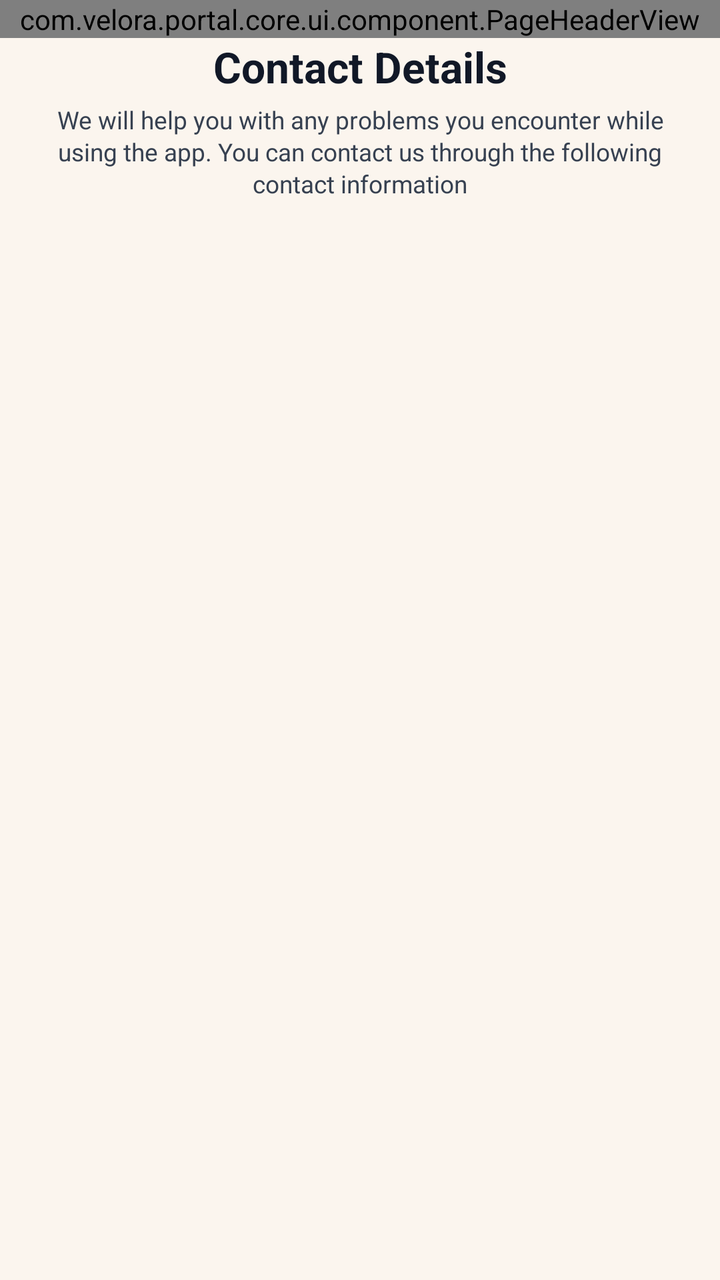
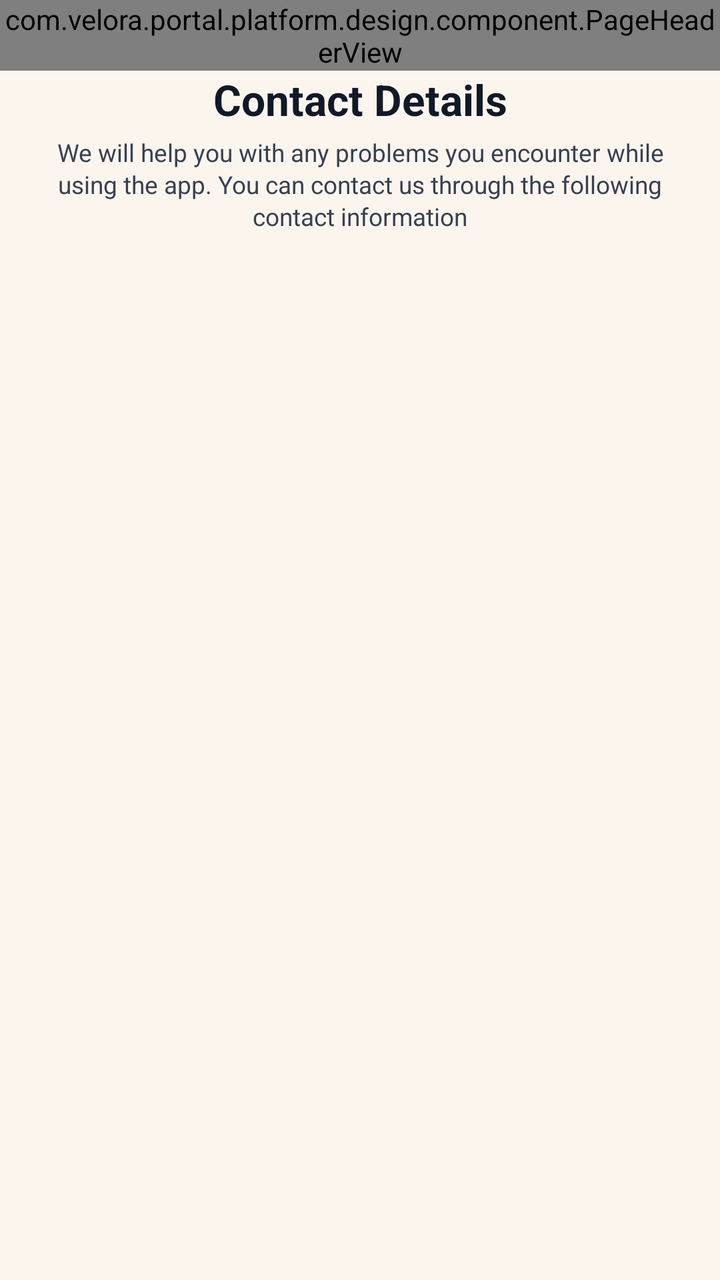

Screens rendered from an Android XML layout before and after an edit, with the pre-edit source and the edit as a unified diff.
<!-- AndroidManifest.xml: application theme MyTheme -->
<!-- res/layout/activity_contacts.xml -->
<?xml version="1.0" encoding="utf-8"?>
<androidx.constraintlayout.widget.ConstraintLayout xmlns:android="http://schemas.android.com/apk/res/android"
    xmlns:app="http://schemas.android.com/apk/res-auto"
    xmlns:tools="http://schemas.android.com/tools"
    android:layout_width="match_parent"
    android:background="@color/page_bg_color1"
    android:layout_height="match_parent">

    <com.velora.portal.core.ui.component.PageHeaderView
        android:id="@+id/titleBar"
        android:layout_width="match_parent"
        android:layout_height="wrap_content"
        app:centerText="@string/contact_us"
        app:layout_constraintTop_toTopOf="parent" />

    <TextView
        android:id="@+id/tvContactTitle"
        android:layout_width="match_parent"
        android:layout_height="wrap_content"
        android:layout_marginHorizontal="@dimen/dp_16"
        android:text="@string/contact_detail"
        android:textColor="@color/text_primary"
        android:textSize="@dimen/sp_24"
        android:gravity="center"
        android:textStyle="bold"
        app:layout_constraintTop_toBottomOf="@id/titleBar" />

    <TextView
        android:id="@+id/tvDesc"
        android:layout_width="match_parent"
        android:layout_height="wrap_content"
        android:layout_marginHorizontal="@dimen/dp_16"
        android:layout_marginTop="@dimen/dp_4"
        android:gravity="center"
        android:lineSpacingExtra="@dimen/dp_2"
        android:text="@string/contact_detail_desc"
        android:textColor="@color/text_body"
        android:textSize="@dimen/sp_14"
        app:layout_constraintTop_toBottomOf="@id/tvContactTitle" />

    <androidx.recyclerview.widget.RecyclerView
        android:id="@+id/rvCustomer"
        android:layout_width="match_parent"
        android:layout_height="0dp"
        android:layout_marginHorizontal="@dimen/dp_16"
        android:layout_marginTop="@dimen/dp_15"
        android:orientation="vertical"
        android:overScrollMode="never"
        app:layoutManager="androidx.recyclerview.widget.LinearLayoutManager"
        app:layout_constraintBottom_toBottomOf="parent"
        app:layout_constraintTop_toBottomOf="@id/tvDesc"
        tools:itemCount="2"
        tools:listitem="@layout/item_contact_way" />
</androidx.constraintlayout.widget.ConstraintLayout>
<!-- res/layout/item_contact_way.xml (included above) -->
<?xml version="1.0" encoding="utf-8"?>
<com.velora.portal.core.ui.component.StyledConstraintLayout xmlns:android="http://schemas.android.com/apk/res/android"
    xmlns:app="http://schemas.android.com/apk/res-auto"
    android:layout_width="match_parent"
    android:layout_height="@dimen/dp_82"
    android:layout_marginTop="@dimen/dp_10"
    app:radius="@dimen/dp_24"
    app:solidColor="@color/text_inverse">

    <androidx.appcompat.widget.AppCompatImageView
        android:id="@+id/ivTelegram"
        android:layout_width="@dimen/dp_24"
        android:layout_height="@dimen/dp_24"
        android:layout_marginStart="@dimen/dp_20"
        android:src="@mipmap/icon_phone"
        app:layout_constraintBottom_toBottomOf="parent"
        app:layout_constraintStart_toStartOf="parent"
        app:layout_constraintTop_toTopOf="parent" />

    <TextView
        android:id="@+id/tvTelegramTitle"
        android:layout_width="wrap_content"
        android:layout_height="wrap_content"
        android:layout_marginStart="@dimen/dp_16"
        android:text="@string/telegram"
        android:textColor="@color/text_secondary"
        android:textSize="@dimen/sp_12"
        app:layout_constraintBottom_toTopOf="@id/tvTelegram"
        app:layout_constraintStart_toEndOf="@id/ivTelegram"
        app:layout_constraintTop_toTopOf="parent"
        app:layout_constraintVertical_chainStyle="packed" />

    <TextView
        android:id="@+id/tvTelegram"
        android:layout_width="0dp"
        android:layout_height="wrap_content"
        android:layout_marginStart="@dimen/dp_16"
        android:layout_marginEnd="@dimen/dp_8"
        android:text="911922933"
        android:textColor="@color/text_primary"
        android:textSize="@dimen/sp_12"
        app:layout_constraintBottom_toBottomOf="parent"
        app:layout_constraintEnd_toStartOf="@id/tvCopyTelegram"
        app:layout_constraintHorizontal_bias="0"
        app:layout_constraintStart_toEndOf="@id/ivTelegram"
        app:layout_constraintTop_toBottomOf="@id/tvTelegramTitle"
        app:layout_constraintVertical_chainStyle="packed" />

    <com.velora.portal.core.ui.component.StatefulActionButton
        android:id="@+id/tvCopyTelegram"
        android:layout_width="@dimen/dp_73"
        android:layout_height="@dimen/dp_40"
        android:layout_marginEnd="@dimen/dp_20"
        app:autoSizeMaxTextSize="@dimen/sp_14"
        app:autoSizeMinTextSize="@dimen/sp_12"
        app:autoSizeTextType="uniform"
        android:paddingHorizontal="@dimen/dp_4"
        android:text="@string/copy"
        android:textColor="@color/text_inverse"
        android:textSize="@dimen/sp_14"
        app:layout_constraintBottom_toBottomOf="parent"
        app:layout_constraintEnd_toEndOf="parent"
        app:layout_constraintTop_toTopOf="parent" />
</com.velora.portal.core.ui.component.StyledConstraintLayout>
<!-- resources referenced by this layout -->
<resources>
  <color name="page_bg_color1">#FBF5EE</color>
  <color name="text_body">#374151</color>
  <color name="text_inverse">#FFFFFFFF</color>
  <color name="text_primary">#111827</color>
  <color name="text_secondary">#6D7280</color>
  <dimen name="dp_10">10dp</dimen>
  <dimen name="dp_15">15dp</dimen>
  <dimen name="dp_16">16dp</dimen>
  <dimen name="dp_2">2dp</dimen>
  <dimen name="dp_20">20dp</dimen>
  <dimen name="dp_24">24dp</dimen>
  <dimen name="dp_4">4dp</dimen>
  <dimen name="dp_40">40dp</dimen>
  <dimen name="dp_73">73dp</dimen>
  <dimen name="dp_8">8dp</dimen>
  <dimen name="dp_82">82dp</dimen>
  <dimen name="sp_12">12sp</dimen>
  <dimen name="sp_14">14sp</dimen>
  <dimen name="sp_24">24sp</dimen>
  <!-- mipmap icon_phone: webp bitmap (mipmap-xxxhdpi, 824 bytes) -->
  <string name="contact_detail">Contact Details</string>
  <string name="contact_detail_desc">We will help you with any problems you encounter while using the app. You can contact us through the following contact information</string>
  <string name="contact_us">Contact Us</string>
  <string name="copy">Copy</string>
  <string name="telegram">Telegram</string>
  <style name="MyTheme" parent="Theme.MaterialComponents.DayNight.NoActionBar">
          <item name="android:windowBackground">@color/surface_primary</item>
          <item name="android:statusBarColor">@color/surface_primary</item>
          <item name="android:navigationBarColor">@color/surface_primary</item>
          <item name="android:windowTranslucentStatus">false</item>
          <item name="android:windowTranslucentNavigation">false</item>
          <item name="editTextStyle">@style/AppEditTextStyle</item>
          <item name="android:editTextStyle">@style/AppEditTextStyle</item>
      </style>
  <color name="surface_primary">#FFFFFFFF</color>
  <style name="AppEditTextStyle" parent="@style/Widget.AppCompat.EditText">
          <item name="android:textCursorDrawable">@drawable/input_cursor_color_7087f8</item>
      </style>
  <!-- drawable input_cursor_color_7087f8 (drawable) -->
  <?xml version="1.0" encoding="utf-8"?>
  <shape xmlns:android="http://schemas.android.com/apk/res/android">
      <size android:width="@dimen/dp_2" />
      <solid android:color="@color/brand_primary" />
  </shape>
  <color name="brand_primary">#396401</color>
</resources>

<!-- the commit's change to res/layout/activity_contacts.xml (unified diff, before → after) -->
@@ -6,7 +6,7 @@
     android:background="@color/page_bg_color1"
     android:layout_height="match_parent">
 
-    <com.velora.portal.core.ui.component.PageHeaderView
+    <com.velora.portal.platform.design.component.PageHeaderView
         android:id="@+id/titleBar"
         android:layout_width="match_parent"
         android:layout_height="wrap_content"
@@ -54,7 +54,7 @@
 </androidx.constraintlayout.widget.ConstraintLayout>
 <!-- res/layout/item_contact_way.xml (included above) -->
 <?xml version="1.0" encoding="utf-8"?>
-<com.velora.portal.core.ui.component.StyledConstraintLayout xmlns:android="http://schemas.android.com/apk/res/android"
+<com.velora.portal.platform.design.component.StyledConstraintLayout xmlns:android="http://schemas.android.com/apk/res/android"
     xmlns:app="http://schemas.android.com/apk/res-auto"
     android:layout_width="match_parent"
     android:layout_height="@dimen/dp_82"
@@ -101,7 +101,7 @@
         app:layout_constraintTop_toBottomOf="@id/tvTelegramTitle"
         app:layout_constraintVertical_chainStyle="packed" />
 
-    <com.velora.portal.core.ui.component.StatefulActionButton
+    <com.velora.portal.platform.design.component.StatefulActionButton
         android:id="@+id/tvCopyTelegram"
         android:layout_width="@dimen/dp_73"
         android:layout_height="@dimen/dp_40"
@@ -116,4 +116,4 @@
         app:layout_constraintBottom_toBottomOf="parent"
         app:layout_constraintEnd_toEndOf="parent"
         app:layout_constraintTop_toTopOf="parent" />
-</com.velora.portal.core.ui.component.StyledConstraintLayout>
+</com.velora.portal.platform.design.component.StyledConstraintLayout>
